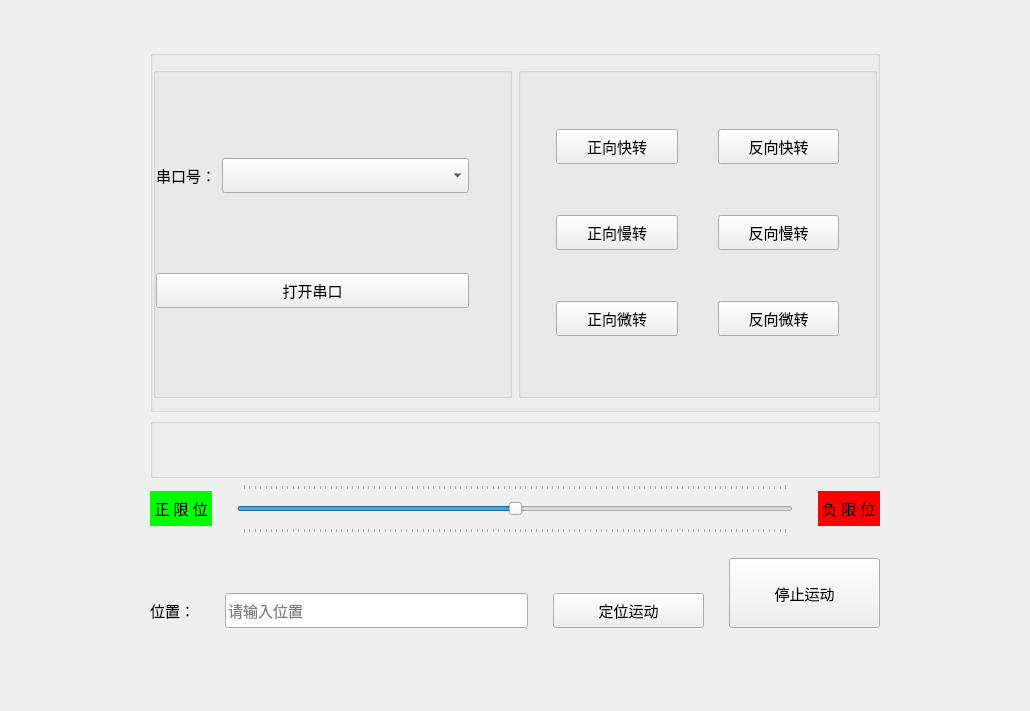
Above: mainwindow.ui from tsuiwade/translationTableControlSystem210909 before the change. Below: the same form after it.
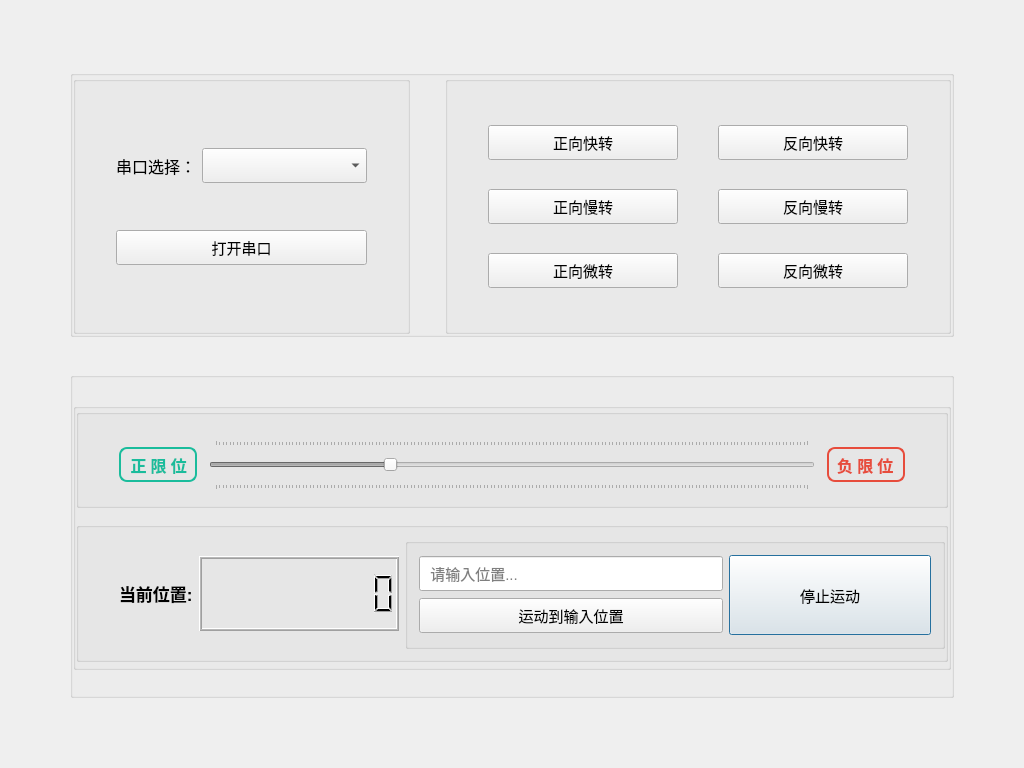
That is the form after the change.

The edit to the form file:
```diff
--- a/mainwindow.ui
+++ b/mainwindow.ui
@@ -6,8 +6,8 @@
    <rect>
     <x>0</x>
     <y>0</y>
-    <width>1030</width>
-    <height>711</height>
+    <width>1024</width>
+    <height>768</height>
    </rect>
   </property>
   <property name="sizePolicy">
@@ -32,18 +32,21 @@
      <verstretch>0</verstretch>
     </sizepolicy>
    </property>
-   <layout class="QVBoxLayout" name="verticalLayout" stretch="6,1,0,2">
+   <layout class="QVBoxLayout" name="verticalLayout" stretch="1,0">
+    <property name="spacing">
+     <number>35</number>
+    </property>
     <property name="leftMargin">
-     <number>150</number>
+     <number>70</number>
     </property>
     <property name="topMargin">
-     <number>50</number>
+     <number>70</number>
     </property>
     <property name="rightMargin">
-     <number>150</number>
+     <number>70</number>
     </property>
     <property name="bottomMargin">
-     <number>50</number>
+     <number>70</number>
     </property>
     <item>
      <widget class="QGroupBox" name="groupBox">
@@ -53,25 +56,40 @@
       <property name="title">
        <string/>
       </property>
-      <layout class="QHBoxLayout" name="horizontalLayout" stretch="1,1">
+      <layout class="QHBoxLayout" name="horizontalLayout" stretch="2,3">
+       <property name="spacing">
+        <number>35</number>
+       </property>
        <property name="leftMargin">
         <number>0</number>
        </property>
+       <property name="topMargin">
+        <number>0</number>
+       </property>
        <property name="rightMargin">
         <number>0</number>
        </property>
+       <property name="bottomMargin">
+        <number>0</number>
+       </property>
        <item>
         <widget class="QGroupBox" name="groupBox_3">
          <property name="title">
           <string/>
          </property>
-         <layout class="QGridLayout" name="gridLayout_2" columnstretch="0,1">
+         <layout class="QGridLayout" name="gridLayout_2" columnstretch="0,1" columnminimumwidth="0,0">
           <property name="leftMargin">
-           <number>0</number>
+           <number>40</number>
+          </property>
+          <property name="topMargin">
+           <number>25</number>
           </property>
           <property name="rightMargin">
            <number>40</number>
           </property>
+          <property name="bottomMargin">
+           <number>25</number>
+          </property>
           <item row="1" column="0" colspan="2">
            <widget class="QPushButton" name="btn_open">
             <property name="sizePolicy">
@@ -100,6 +118,12 @@
             <property name="text">
              <string>打开串口</string>
             </property>
+            <property name="iconSize">
+             <size>
+              <width>30</width>
+              <height>30</height>
+             </size>
+            </property>
            </widget>
           </item>
           <item row="0" column="1">
@@ -112,7 +136,7 @@
             </property>
             <property name="minimumSize">
              <size>
-              <width>150</width>
+              <width>0</width>
               <height>0</height>
              </size>
             </property>
@@ -154,11 +178,11 @@
             </property>
             <property name="font">
              <font>
-              <pointsize>11</pointsize>
+              <pointsize>12</pointsize>
              </font>
             </property>
             <property name="text">
-             <string>串口号：</string>
+             <string>串口选择：</string>
             </property>
             <property name="alignment">
              <set>Qt::AlignLeading|Qt::AlignLeft|Qt::AlignVCenter</set>
@@ -175,19 +199,22 @@
          </property>
          <layout class="QGridLayout" name="gridLayout">
           <property name="leftMargin">
-           <number>35</number>
+           <number>40</number>
           </property>
           <property name="topMargin">
-           <number>11</number>
+           <number>20</number>
           </property>
           <property name="rightMargin">
-           <number>35</number>
+           <number>40</number>
+          </property>
+          <property name="bottomMargin">
+           <number>20</number>
           </property>
           <property name="horizontalSpacing">
            <number>40</number>
           </property>
           <item row="0" column="0">
-           <widget class="QPushButton" name="pushButton">
+           <widget class="QPushButton" name="btn_fast_forward">
             <property name="sizePolicy">
              <sizepolicy hsizetype="Minimum" vsizetype="Preferred">
               <horstretch>0</horstretch>
@@ -217,10 +244,22 @@
             <property name="text">
              <string>正向快转</string>
             </property>
+            <property name="iconSize">
+             <size>
+              <width>30</width>
+              <height>30</height>
+             </size>
+            </property>
+            <property name="default">
+             <bool>false</bool>
+            </property>
+            <property name="flat">
+             <bool>false</bool>
+            </property>
            </widget>
           </item>
           <item row="0" column="1">
-           <widget class="QPushButton" name="pushButton_2">
+           <widget class="QPushButton" name="btn_fast_reverse">
             <property name="sizePolicy">
              <sizepolicy hsizetype="Minimum" vsizetype="Preferred">
               <horstretch>0</horstretch>
@@ -247,10 +286,16 @@
             <property name="text">
              <string>反向快转</string>
             </property>
+            <property name="iconSize">
+             <size>
+              <width>30</width>
+              <height>28</height>
+             </size>
+            </property>
            </widget>
           </item>
           <item row="1" column="0">
-           <widget class="QPushButton" name="pushButton_3">
+           <widget class="QPushButton" name="btn_medium_forward">
             <property name="sizePolicy">
              <sizepolicy hsizetype="Minimum" vsizetype="Preferred">
               <horstretch>0</horstretch>
@@ -277,10 +322,16 @@
             <property name="text">
              <string>正向慢转</string>
             </property>
+            <property name="iconSize">
+             <size>
+              <width>30</width>
+              <height>30</height>
+             </size>
+            </property>
            </widget>
           </item>
           <item row="1" column="1">
-           <widget class="QPushButton" name="pushButton_4">
+           <widget class="QPushButton" name="btn_medium_reverse">
             <property name="sizePolicy">
              <sizepolicy hsizetype="Minimum" vsizetype="Preferred">
               <horstretch>0</horstretch>
@@ -307,10 +358,16 @@
             <property name="text">
              <string>反向慢转</string>
             </property>
+            <property name="iconSize">
+             <size>
+              <width>30</width>
+              <height>28</height>
+             </size>
+            </property>
            </widget>
           </item>
           <item row="2" column="0">
-           <widget class="QPushButton" name="pushButton_5">
+           <widget class="QPushButton" name="btn_slow_forward">
             <property name="sizePolicy">
              <sizepolicy hsizetype="Minimum" vsizetype="Preferred">
               <horstretch>0</horstretch>
@@ -337,10 +394,16 @@
             <property name="text">
              <string>正向微转</string>
             </property>
+            <property name="iconSize">
+             <size>
+              <width>30</width>
+              <height>30</height>
+             </size>
+            </property>
            </widget>
           </item>
           <item row="2" column="1">
-           <widget class="QPushButton" name="pushButton_6">
+           <widget class="QPushButton" name="btn_slow_reverse">
             <property name="sizePolicy">
              <sizepolicy hsizetype="Minimum" vsizetype="Preferred">
               <horstretch>0</horstretch>
@@ -367,6 +430,12 @@
             <property name="text">
              <string>反向微转</string>
             </property>
+            <property name="iconSize">
+             <size>
+              <width>30</width>
+              <height>28</height>
+             </size>
+            </property>
            </widget>
           </item>
          </layout>
@@ -376,22 +445,102 @@
      </widget>
     </item>
     <item>
-     <widget class="QGroupBox" name="groupBox_4">
+     <widget class="QGroupBox" name="groupBox_6">
+      <property name="minimumSize">
+       <size>
+        <width>0</width>
+        <height>0</height>
+       </size>
+      </property>
       <property name="title">
        <string/>
       </property>
-      <zorder></zorder>
-     </widget>
-    </item>
-    <item>
-     <layout class="QHBoxLayout" name="horizontalLayout_2" stretch="0,0,0">
+      <layout class="QHBoxLayout" name="horizontalLayout_2">
       <property name="spacing">
+        <number>0</number>
+       </property>
+       <property name="leftMargin">
+        <number>0</number>
+       </property>
+       <property name="topMargin">
        <number>25</number>
       </property>
+       <property name="rightMargin">
+        <number>0</number>
+       </property>
       <property name="bottomMargin">
+        <number>25</number>
+       </property>
+       <item>
+        <widget class="QGroupBox" name="groupBox_5">
+         <property name="sizePolicy">
+          <sizepolicy hsizetype="Minimum" vsizetype="Preferred">
+           <horstretch>0</horstretch>
+           <verstretch>0</verstretch>
+          </sizepolicy>
+         </property>
+         <property name="minimumSize">
+          <size>
+           <width>0</width>
+           <height>195</height>
+          </size>
+         </property>
+         <property name="title">
+          <string/>
+         </property>
+         <layout class="QVBoxLayout" name="verticalLayout_2">
+          <property name="spacing">
+           <number>14</number>
+          </property>
+          <property name="leftMargin">
        <number>0</number>
       </property>
+          <property name="topMargin">
+           <number>0</number>
+          </property>
+          <property name="rightMargin">
+           <number>0</number>
+          </property>
+          <property name="bottomMargin">
+           <number>5</number>
+          </property>
       <item>
+           <widget class="QGroupBox" name="groupBox_7">
+            <property name="sizePolicy">
+             <sizepolicy hsizetype="Preferred" vsizetype="Preferred">
+              <horstretch>0</horstretch>
+              <verstretch>0</verstretch>
+             </sizepolicy>
+            </property>
+            <property name="minimumSize">
+             <size>
+              <width>0</width>
+              <height>0</height>
+             </size>
+            </property>
+            <property name="title">
+             <string/>
+            </property>
+            <layout class="QGridLayout" name="gridLayout_4">
+             <property name="leftMargin">
+              <number>40</number>
+             </property>
+             <property name="topMargin">
+              <number>25</number>
+             </property>
+             <property name="rightMargin">
+              <number>40</number>
+             </property>
+             <property name="bottomMargin">
+              <number>15</number>
+             </property>
+             <property name="horizontalSpacing">
+              <number>12</number>
+             </property>
+             <property name="verticalSpacing">
+              <number>0</number>
+             </property>
+             <item row="0" column="0">
        <widget class="QLabel" name="label_4">
         <property name="sizePolicy">
          <sizepolicy hsizetype="Preferred" vsizetype="Fixed">
@@ -407,11 +556,16 @@
         </property>
         <property name="font">
          <font>
-          <pointsize>11</pointsize>
+                 <family>微软雅黑</family>
+                 <pointsize>12</pointsize>
+                 <weight>75</weight>
+                 <bold>true</bold>
          </font>
         </property>
         <property name="styleSheet">
-         <string notr="true">background-color:rgb(0, 255, 0)</string>
+                <string notr="true">color: rgb(26, 188, 156);
+border-radius: 8px;    
+border:2px solid rgb(26, 188, 156);</string>
         </property>
         <property name="text">
          <string> 正 限 位 </string>
@@ -421,10 +575,43 @@
         </property>
        </widget>
       </item>
-      <item>
+             <item row="0" column="2">
+              <widget class="QLabel" name="label_5">
+               <property name="sizePolicy">
+                <sizepolicy hsizetype="Preferred" vsizetype="Fixed">
+                 <horstretch>0</horstretch>
+                 <verstretch>0</verstretch>
+                </sizepolicy>
+               </property>
+               <property name="minimumSize">
+                <size>
+                 <width>0</width>
+                 <height>35</height>
+                </size>
+               </property>
+               <property name="font">
+                <font>
+                 <family>微软雅黑</family>
+                 <pointsize>12</pointsize>
+                 <weight>75</weight>
+                 <bold>true</bold>
+                 <kerning>true</kerning>
+                </font>
+               </property>
+               <property name="styleSheet">
+                <string notr="true">color: rgb(231,76, 60);
+border-radius: 8px;    
+border:2px solid rgb(231,76, 60);</string>
+               </property>
+               <property name="text">
+                <string> 负 限 位 </string>
+               </property>
+              </widget>
+             </item>
+             <item row="0" column="1">
        <widget class="QSlider" name="horizontalSlider">
         <property name="enabled">
-         <bool>true</bool>
+                <bool>false</bool>
         </property>
         <property name="minimumSize">
          <size>
@@ -437,11 +624,14 @@
           <pointsize>11</pointsize>
          </font>
         </property>
+               <property name="styleSheet">
+                <string notr="true"/>
+               </property>
         <property name="maximum">
-         <number>100</number>
+                <number>170</number>
         </property>
         <property name="singleStep">
-         <number>0</number>
+                <number>1</number>
         </property>
         <property name="pageStep">
          <number>0</number>
@@ -463,10 +653,13 @@
         </property>
        </widget>
       </item>
+            </layout>
+           </widget>
+          </item>
       <item>
-       <widget class="QLabel" name="label_5">
+           <widget class="QGroupBox" name="groupBox_10">
         <property name="sizePolicy">
-         <sizepolicy hsizetype="Preferred" vsizetype="Fixed">
+             <sizepolicy hsizetype="Preferred" vsizetype="Preferred">
           <horstretch>0</horstretch>
           <verstretch>0</verstretch>
          </sizepolicy>
@@ -474,79 +667,100 @@
         <property name="minimumSize">
          <size>
           <width>0</width>
-          <height>35</height>
-         </size>
-        </property>
-        <property name="font">
-         <font>
-          <pointsize>11</pointsize>
-         </font>
-        </property>
-        <property name="styleSheet">
-         <string notr="true">background-color:rgb(255,0, 0)</string>
-        </property>
-        <property name="text">
-         <string> 负 限 位 </string>
-        </property>
-       </widget>
-      </item>
-     </layout>
-    </item>
-    <item>
-     <layout class="QHBoxLayout" name="horizontalLayout_3" stretch="0,2,1,1">
-      <property name="spacing">
-       <number>25</number>
-      </property>
+              <height>0</height>
+             </size>
+            </property>
+            <property name="title">
+             <string/>
+            </property>
+            <layout class="QHBoxLayout" name="horizontalLayout_3" stretch="0,1,1">
       <property name="sizeConstraint">
        <enum>QLayout::SetDefaultConstraint</enum>
       </property>
+             <property name="leftMargin">
+              <number>40</number>
+             </property>
       <property name="topMargin">
+              <number>10</number>
+             </property>
+             <property name="rightMargin">
        <number>0</number>
       </property>
       <property name="bottomMargin">
-       <number>33</number>
-      </property>
-      <item alignment="Qt::AlignBottom">
-       <widget class="QLabel" name="label_pos">
+              <number>10</number>
+             </property>
+             <item>
+              <widget class="QLabel" name="label">
         <property name="sizePolicy">
-         <sizepolicy hsizetype="Preferred" vsizetype="Minimum">
+                <sizepolicy hsizetype="Preferred" vsizetype="Preferred">
           <horstretch>0</horstretch>
           <verstretch>0</verstretch>
          </sizepolicy>
         </property>
-        <property name="minimumSize">
-         <size>
-          <width>50</width>
-          <height>35</height>
-         </size>
-        </property>
-        <property name="maximumSize">
-         <size>
-          <width>16777215</width>
-          <height>35</height>
-         </size>
-        </property>
         <property name="font">
          <font>
-          <pointsize>11</pointsize>
+                 <pointsize>13</pointsize>
+                 <weight>75</weight>
+                 <bold>true</bold>
          </font>
         </property>
         <property name="text">
-         <string>位置：</string>
+                <string>当前位置:</string>
         </property>
         <property name="alignment">
          <set>Qt::AlignLeading|Qt::AlignLeft|Qt::AlignVCenter</set>
         </property>
        </widget>
       </item>
-      <item alignment="Qt::AlignBottom">
+             <item>
+              <widget class="QLCDNumber" name="lcdNumber">
+               <property name="minimumSize">
+                <size>
+                 <width>200</width>
+                 <height>0</height>
+                </size>
+               </property>
+               <property name="maximumSize">
+                <size>
+                 <width>200</width>
+                 <height>75</height>
+                </size>
+               </property>
+               <property name="font">
+                <font>
+                 <pointsize>20</pointsize>
+                </font>
+               </property>
+               <property name="layoutDirection">
+                <enum>Qt::LeftToRight</enum>
+               </property>
+               <property name="lineWidth">
+                <number>1</number>
+               </property>
+               <property name="midLineWidth">
+                <number>1</number>
+               </property>
+               <property name="smallDecimalPoint">
+                <bool>false</bool>
+               </property>
+               <property name="digitCount">
+                <number>9</number>
+               </property>
+               <property name="segmentStyle">
+                <enum>QLCDNumber::Filled</enum>
+               </property>
+               <property name="intValue" stdset="0">
+                <number>0</number>
+               </property>
+              </widget>
+             </item>
+             <item>
+              <widget class="QGroupBox" name="groupBox_4">
+               <layout class="QHBoxLayout" name="horizontalLayout_4" stretch="3,2">
+                <item>
+                 <layout class="QVBoxLayout" name="verticalLayout_3">
+                  <item>
        <widget class="QLineEdit" name="lineEdit">
-        <property name="sizePolicy">
-         <sizepolicy hsizetype="Preferred" vsizetype="Minimum">
-          <horstretch>0</horstretch>
-          <verstretch>0</verstretch>
-         </sizepolicy>
-        </property>
         <property name="minimumSize">
          <size>
           <width>0</width>
@@ -564,22 +778,16 @@
           <pointsize>11</pointsize>
          </font>
         </property>
-        <property name="inputMask">
-         <string notr="true"/>
-        </property>
-        <property name="text">
-         <string/>
-        </property>
         <property name="placeholderText">
-         <string>请输入位置</string>
+                     <string>  请输入位置...</string>
         </property>
        </widget>
       </item>
-      <item alignment="Qt::AlignBottom">
-       <widget class="QPushButton" name="btn_send">
+                  <item>
+                   <widget class="QPushButton" name="btn_move">
         <property name="sizePolicy">
          <sizepolicy hsizetype="Preferred" vsizetype="Minimum">
-          <horstretch>1</horstretch>
+                      <horstretch>0</horstretch>
           <verstretch>0</verstretch>
          </sizepolicy>
         </property>
@@ -601,12 +809,20 @@
          </font>
         </property>
         <property name="text">
-         <string>定位运动</string>
+                     <string>运动到输入位置</string>
+                    </property>
+                    <property name="iconSize">
+                     <size>
+                      <width>30</width>
+                      <height>20</height>
+                     </size>
         </property>
        </widget>
       </item>
-      <item alignment="Qt::AlignBottom">
-       <widget class="QPushButton" name="pushButton_15">
+                 </layout>
+                </item>
+                <item alignment="Qt::AlignTop">
+                 <widget class="QPushButton" name="btn_stop">
         <property name="sizePolicy">
          <sizepolicy hsizetype="Preferred" vsizetype="Minimum">
           <horstretch>0</horstretch>
@@ -616,13 +832,13 @@
         <property name="minimumSize">
          <size>
           <width>0</width>
-          <height>70</height>
+                    <height>80</height>
          </size>
         </property>
         <property name="maximumSize">
          <size>
           <width>16777215</width>
-          <height>16777215</height>
+                    <height>0</height>
          </size>
         </property>
         <property name="font">
@@ -633,9 +849,28 @@
         <property name="text">
          <string>停止运动</string>
         </property>
+                  <property name="iconSize">
+                   <size>
+                    <width>30</width>
+                    <height>30</height>
+                   </size>
+                  </property>
+                  <property name="default">
+                   <bool>true</bool>
+                  </property>
        </widget>
       </item>
      </layout>
+              </widget>
+             </item>
+            </layout>
+           </widget>
+          </item>
+         </layout>
+        </widget>
+       </item>
+      </layout>
+     </widget>
     </item>
    </layout>
   </widget>
```
Lines whose indentation alone changed are shown as unchanged.
